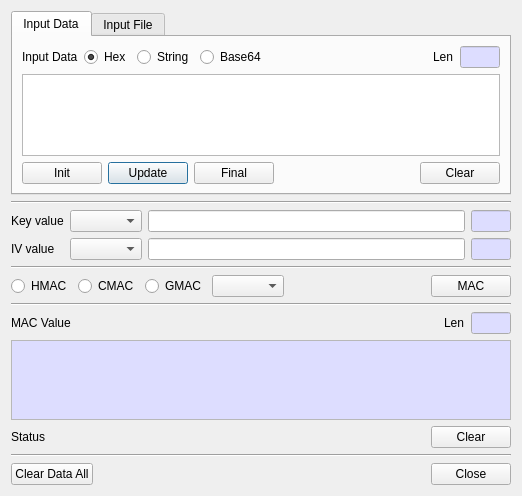
Before: the Qt Designer form BerEditor/gen_mac_dlg.ui in jykim74/BerEditor, drawn with Qt 5.
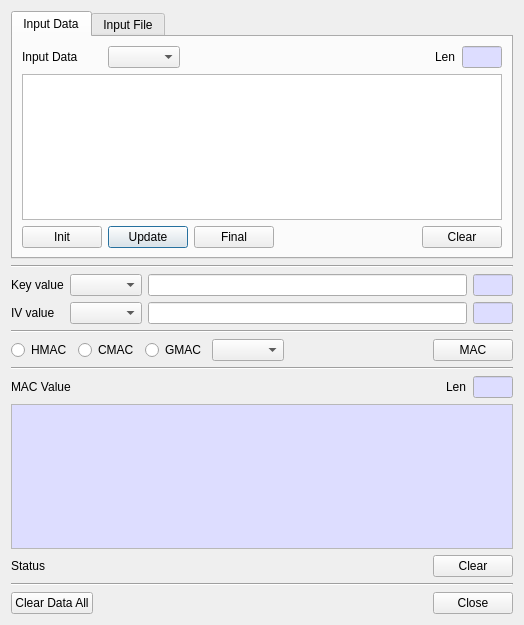
After: the same form once the commit is applied.

The edit to the form file:
```diff
--- a/BerEditor/gen_mac_dlg.ui
+++ b/BerEditor/gen_mac_dlg.ui
@@ -6,8 +6,8 @@
    <rect>
     <x>0</x>
     <y>0</y>
-    <width>518</width>
-    <height>496</height>
+    <width>524</width>
+    <height>625</height>
    </rect>
   </property>
   <property name="windowTitle">
@@ -29,51 +29,20 @@
          <property name="topMargin">
           <number>0</number>
          </property>
-         <item row="0" column="5">
-          <spacer name="horizontalSpacer">
-           <property name="orientation">
-            <enum>Qt::Horizontal</enum>
-           </property>
-           <property name="sizeHint" stdset="0">
-            <size>
-             <width>40</width>
-             <height>20</height>
-            </size>
-           </property>
-          </spacer>
-         </item>
-         <item row="0" column="6">
-          <widget class="QLabel" name="label_5">
-           <property name="text">
-            <string>Len</string>
-           </property>
-          </widget>
-         </item>
-         <item row="0" column="2">
-          <widget class="QRadioButton" name="mInputHexRadio">
-           <property name="text">
-            <string>Hex</string>
-           </property>
-           <property name="checked">
-            <bool>true</bool>
-           </property>
-          </widget>
-         </item>
          <item row="0" column="0">
           <widget class="QLabel" name="label">
+           <property name="minimumSize">
+            <size>
+             <width>80</width>
+             <height>0</height>
+            </size>
+           </property>
            <property name="text">
             <string>Input Data</string>
            </property>
           </widget>
          </item>
          <item row="0" column="4">
-          <widget class="QRadioButton" name="mInputBase64Radio">
-           <property name="text">
-            <string>Base64</string>
-           </property>
-          </widget>
-         </item>
-         <item row="0" column="7">
           <widget class="QLineEdit" name="mInputLenText">
            <property name="minimumSize">
             <size>
@@ -130,15 +99,28 @@
           </widget>
          </item>
          <item row="0" column="3">
-          <widget class="QRadioButton" name="mInputStringRadio">
+          <widget class="QLabel" name="label_5">
            <property name="text">
-            <string>String</string>
-           </property>
-           <property name="checked">
-            <bool>false</bool>
+            <string>Len</string>
            </property>
           </widget>
          </item>
+         <item row="0" column="2">
+          <spacer name="horizontalSpacer">
+           <property name="orientation">
+            <enum>Qt::Horizontal</enum>
+           </property>
+           <property name="sizeHint" stdset="0">
+            <size>
+             <width>40</width>
+             <height>20</height>
+            </size>
+           </property>
+          </spacer>
+         </item>
+         <item row="0" column="1">
+          <widget class="QComboBox" name="mInputTypeCombo"/>
+         </item>
         </layout>
        </item>
        <item>
```
Left out of the diff: 2 changed lines with no effect on the pictures.
